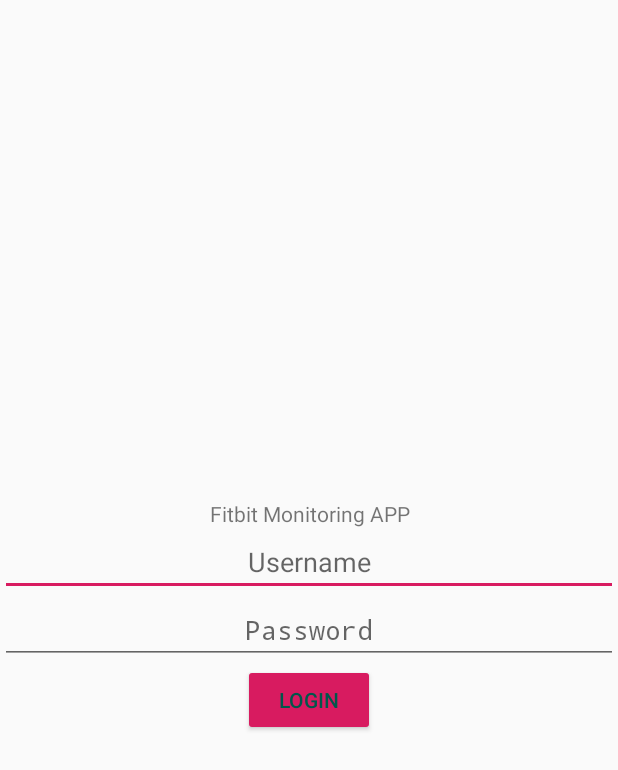
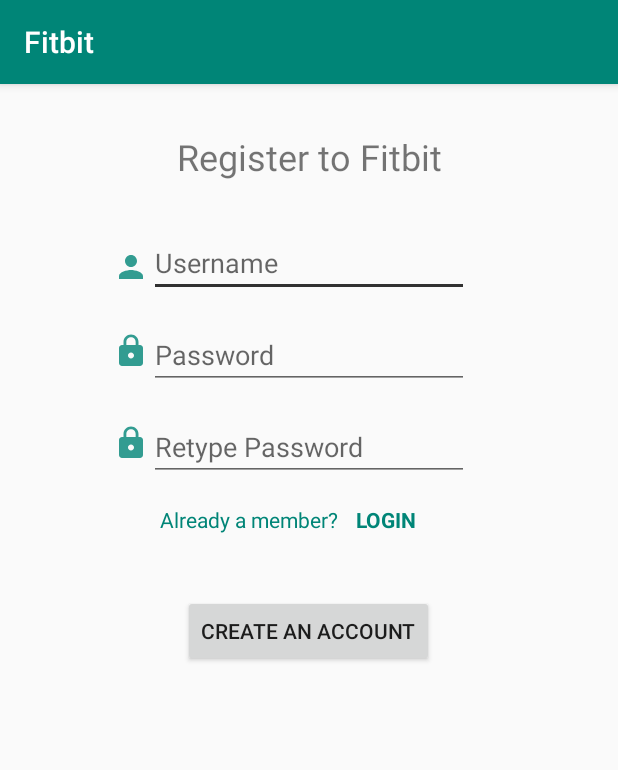
Before and after one commit to CS-UCY-EPL343/winter19.team12, an Android app: the screen it shows after launch (LoginActivity before the commit, SignUpActivity after it), on a phone screen of 412 x 824 dp. Shown: the top 770 px of the screen. Run offline under Robolectric (Android 15) with nearby library versions, the light colour scheme and no system bars.

Commit message:
Android Create Profile #4 - Fix the view of the activity added the logic

```diff
--- a/fitbit-mobile-app/Fitbit/app/build.gradle
+++ b/fitbit-mobile-app/Fitbit/app/build.gradle
@@ -11,6 +11,7 @@
         versionCode 1
         versionName "1.0"
         testInstrumentationRunner "androidx.test.runner.AndroidJUnitRunner"
+        vectorDrawables.useSupportLibrary = true
     }
     buildTypes {
         debug {
@@ -20,6 +21,10 @@
             minifyEnabled false
             proguardFiles getDefaultProguardFile('proguard-android-optimize.txt'), 'proguard-rules.pro'
         }
+    }
+    compileOptions {
+        sourceCompatibility = 1.8
+        targetCompatibility = 1.8
     }
 }
 
--- /dev/null
+++ b/fitbit-mobile-app/Fitbit/app/src/main/java/com/example/fitbit/Urls.java
@@ -0,0 +1,5 @@
+package com.example.fitbit;
+
+public class Urls {
+    public static final String SERVER_URL="http://localhost:80";
+}
--- /dev/null
+++ b/fitbit-mobile-app/Fitbit/app/src/main/res/drawable-anydpi/ic_lock.xml
@@ -0,0 +1,11 @@
+<vector xmlns:android="http://schemas.android.com/apk/res/android"
+    android:width="24dp"
+    android:height="24dp"
+    android:viewportWidth="24"
+    android:viewportHeight="24"
+    android:tint="#008577"
+    android:alpha="0.8">
+    <path
+        android:fillColor="#FF000000"
+        android:pathData="M18,8h-1L17,6c0,-2.76 -2.24,-5 -5,-5S7,3.24 7,6v2L6,8c-1.1,0 -2,0.9 -2,2v10c0,1.1 0.9,2 2,2h12c1.1,0 2,-0.9 2,-2L20,10c0,-1.1 -0.9,-2 -2,-2zM12,17c-1.1,0 -2,-0.9 -2,-2s0.9,-2 2,-2 2,0.9 2,2 -0.9,2 -2,2zM15.1,8L8.9,8L8.9,6c0,-1.71 1.39,-3.1 3.1,-3.1 1.71,0 3.1,1.39 3.1,3.1v2z"/>
+</vector>
--- /dev/null
+++ b/fitbit-mobile-app/Fitbit/app/src/main/res/drawable-anydpi/ic_person.xml
@@ -0,0 +1,11 @@
+<vector xmlns:android="http://schemas.android.com/apk/res/android"
+    android:width="24dp"
+    android:height="24dp"
+    android:viewportWidth="24"
+    android:viewportHeight="24"
+    android:tint="#008577"
+    android:alpha="0.8">
+    <path
+        android:fillColor="#FF000000"
+        android:pathData="M12,12c2.21,0 4,-1.79 4,-4s-1.79,-4 -4,-4 -4,1.79 -4,4 1.79,4 4,4zM12,14c-2.67,0 -8,1.34 -8,4v2h16v-2c0,-2.66 -5.33,-4 -8,-4z"/>
+</vector>
--- a/fitbit-mobile-app/Fitbit/app/src/main/res/layout/activity_sign_up.xml
+++ b/fitbit-mobile-app/Fitbit/app/src/main/res/layout/activity_sign_up.xml
@@ -1,73 +1,162 @@
 <?xml version="1.0" encoding="utf-8"?>
-<ScrollView
-        xmlns:android="http://schemas.android.com/apk/res/android"
-        android:layout_width="fill_parent"
-        android:layout_height="fill_parent"
-        android:fitsSystemWindows="true">
+<androidx.constraintlayout.widget.ConstraintLayout xmlns:android="http://schemas.android.com/apk/res/android"
+        xmlns:app="http://schemas.android.com/apk/res-auto"
+        xmlns:tools="http://schemas.android.com/tools"
+        android:layout_width="match_parent"
+        android:layout_height="match_parent"
+        tools:context=".MainActivity">
 
-    <LinearLayout
-            android:orientation="vertical"
+
+    <ScrollView
+            android:id="@+id/scrollView2"
             android:layout_width="match_parent"
-            android:layout_height="wrap_content"
-            android:paddingTop="56dp"
-            android:paddingLeft="24dp"
-            android:paddingRight="24dp">
+            android:layout_height="match_parent"
+            tools:layout_editor_absoluteX="0dp"
+            tools:layout_editor_absoluteY="0dp">
 
-        <android.support.design.widget.TextInputLayout
+        <androidx.constraintlayout.widget.ConstraintLayout
                 android:layout_width="match_parent"
                 android:layout_height="wrap_content"
-                android:layout_marginTop="8dp"
-                android:layout_marginBottom="8dp">
-            <EditText android:id="@+id/input_name"
-                    android:layout_width="match_parent"
+                app:layout_constraintBottom_toBottomOf="parent"
+                app:layout_constraintEnd_toEndOf="parent"
+                app:layout_constraintStart_toStartOf="parent"
+                app:layout_constraintTop_toTopOf="parent">
+
+            <EditText
+                    android:id="@+id/editTextUsernameSignUp"
+                    android:layout_width="wrap_content"
                     android:layout_height="wrap_content"
-                    android:inputType="textCapWords"
-                    android:hint="@string/username" />
-        </android.support.design.widget.TextInputLayout>
+                    android:layout_marginTop="32dp"
+                    android:autofillHints=""
+                    android:ems="10"
+                    android:hint="@string/username"
+                    android:inputType="textPersonName"
+                    android:textColor="@color/colorPrimary"
+                    android:textColorHighlight="@color/colorPrimaryDark"
+                    android:textColorLink="@color/colorPrimaryDark"
+                    app:layout_constraintEnd_toEndOf="parent"
+                    app:layout_constraintStart_toStartOf="parent"
+                    app:layout_constraintTop_toBottomOf="@+id/textView3" />
 
-        <!-- Email Label -->
-        <android.support.design.widget.TextInputLayout
-                android:layout_width="match_parent"
-                android:layout_height="wrap_content"
-                android:layout_marginTop="8dp"
-                android:layout_marginBottom="8dp">
-            <EditText android:id="@+id/input_email"
-                    android:layout_width="match_parent"
+            <TextView
+                    android:id="@+id/textView3"
+                    android:layout_width="wrap_content"
                     android:layout_height="wrap_content"
-                    android:inputType="textEmailAddress"
-                    android:hint="@string/email" />
-        </android.support.design.widget.TextInputLayout>
+                    android:layout_marginTop="32dp"
+                    android:text="@string/register"
+                    android:textColorHighlight="@color/colorPrimaryDark"
+                    android:textSize="24sp"
+                    app:layout_constraintEnd_toEndOf="parent"
+                    app:layout_constraintStart_toStartOf="parent"
+                    app:layout_constraintTop_toTopOf="parent" />
 
-        <!-- Password Label -->
-        <android.support.design.widget.TextInputLayout
-                android:layout_width="match_parent"
-                android:layout_height="wrap_content"
-                android:layout_marginTop="8dp"
-                android:layout_marginBottom="8dp">
-            <EditText android:id="@+id/input_password"
-                    android:layout_width="match_parent"
+            <EditText
+                    android:id="@+id/editTextPasswordSignUp"
+                    android:layout_width="wrap_content"
                     android:layout_height="wrap_content"
+                    android:layout_marginTop="16dp"
+                    android:autofillHints=""
+                    android:ems="10"
+                    android:hint="@string/password"
                     android:inputType="textPassword"
-                    android:hint="@string/password"/>
-        </android.support.design.widget.TextInputLayout>
+                    android:textColor="@color/colorPrimary"
+                    android:textColorHighlight="@color/colorPrimaryDark"
+                    android:textColorLink="@color/colorPrimaryDark"
+                    app:layout_constraintEnd_toEndOf="parent"
+                    app:layout_constraintStart_toStartOf="parent"
+                    app:layout_constraintTop_toBottomOf="@+id/editTextUsernameSignUp" />
 
-        <!-- Signup Button -->
-        <android.support.v7.widget.AppCompatButton
-                android:id="@+id/btn_signup"
-                android:layout_width="fill_parent"
-                android:layout_height="wrap_content"
-                android:layout_marginTop="24dp"
-                android:layout_marginBottom="24dp"
-                android:padding="12dp"
-                android:text="@string/create_account"/>
+            <EditText
+                    android:id="@+id/editTextRePasswordSignUp"
+                    android:layout_width="wrap_content"
+                    android:layout_height="wrap_content"
+                    android:layout_marginTop="16dp"
+                    android:ems="10"
+                    android:hint="@string/retype_password"
+                    android:importantForAutofill="no"
+                    android:inputType="textPassword"
+                    android:textColor="@color/colorPrimary"
+                    android:textColorHighlight="@color/colorPrimaryDark"
+                    android:textColorLink="@color/colorPrimaryDark"
+                    app:layout_constraintEnd_toEndOf="parent"
+                    app:layout_constraintStart_toStartOf="parent"
+                    app:layout_constraintTop_toBottomOf="@+id/editTextPasswordSignUp" />
 
-        <TextView android:id="@+id/link_login"
-                android:layout_width="fill_parent"
-                android:layout_height="wrap_content"
-                android:layout_marginBottom="24dp"
-                android:text="@string/already_member"
-                android:gravity="center"
-                android:textSize="16dip"/>
+            <Button
+                    android:id="@+id/buttonSignUp"
+                    android:layout_width="wrap_content"
+                    android:layout_height="wrap_content"
+                    android:layout_marginTop="24dp"
+                    android:text="@string/create_account"
+                    app:layout_constraintEnd_toEndOf="parent"
+                    app:layout_constraintHorizontal_bias="0.498"
+                    app:layout_constraintStart_toStartOf="parent"
+                    app:layout_constraintTop_toBottomOf="@+id/linearLayout" />
 
-    </LinearLayout>
-</ScrollView>
+            <LinearLayout
+                    android:id="@+id/linearLayout"
+                    android:layout_width="199dp"
+                    android:layout_height="36dp"
+                    android:layout_marginTop="16dp"
+                    android:orientation="horizontal"
+                    app:layout_constraintEnd_toEndOf="parent"
+                    app:layout_constraintStart_toStartOf="parent"
+                    app:layout_constraintTop_toBottomOf="@+id/editTextRePasswordSignUp">
+
+                <TextView
+                        android:id="@+id/textView5"
+                        android:layout_width="match_parent"
+                        android:layout_height="wrap_content"
+                        android:layout_weight="1"
+                        android:text="@string/already_member"
+                        android:textColor="@color/colorPrimary" />
+
+                <TextView
+                        android:id="@+id/textViewLogin"
+                        android:layout_width="138dp"
+                        android:layout_height="wrap_content"
+                        android:layout_weight="1"
+                        android:clickable="true"
+                        android:text="@string/login_submit"
+                        android:textAllCaps="true"
+                        android:textColor="@color/colorPrimary"
+                        android:textStyle="bold"
+                        android:focusable="true" />
+            </LinearLayout>
+
+            <ImageView
+                    android:id="@+id/imageView"
+                    android:layout_width="wrap_content"
+                    android:layout_height="wrap_content"
+                    android:layout_marginTop="24dp"
+                    android:contentDescription="@string/password"
+                    app:layout_constraintEnd_toStartOf="@+id/editTextPasswordSignUp"
+                    app:layout_constraintTop_toBottomOf="@+id/editTextUsernameSignUp"
+                    app:srcCompat="@drawable/ic_lock" />
+
+            <ImageView
+                    android:layout_width="wrap_content"
+                    android:layout_height="wrap_content"
+                    android:layout_marginTop="24dp"
+                    android:contentDescription="@string/retype_password"
+                    app:layout_constraintEnd_toStartOf="@+id/editTextRePasswordSignUp"
+                    app:layout_constraintTop_toBottomOf="@+id/editTextPasswordSignUp"
+                    app:srcCompat="@drawable/ic_lock" />
+
+            <ImageView
+                    android:id="@+id/imageView3"
+                    android:layout_width="wrap_content"
+                    android:layout_height="wrap_content"
+                    android:layout_marginBottom="32dp"
+                    android:contentDescription="@string/username"
+                    app:layout_constraintBottom_toTopOf="@+id/imageView"
+                    app:layout_constraintEnd_toStartOf="@+id/editTextUsernameSignUp"
+                    app:srcCompat="@drawable/ic_person" />
+
+        </androidx.constraintlayout.widget.ConstraintLayout>
+
+
+    </ScrollView>
+
+
+</androidx.constraintlayout.widget.ConstraintLayout>
--- a/fitbit-mobile-app/Fitbit/app/src/main/res/values/colors.xml
+++ b/fitbit-mobile-app/Fitbit/app/src/main/res/values/colors.xml
@@ -2,5 +2,5 @@
 <resources>
     <color name="colorPrimary">#008577</color>
     <color name="colorPrimaryDark">#00574B</color>
-    <color name="colorAccent">#D81B60</color>
+    <color name="colorAccent">#313131</color>
 </resources>
--- a/fitbit-mobile-app/Fitbit/app/src/main/res/values/strings.xml
+++ b/fitbit-mobile-app/Fitbit/app/src/main/res/values/strings.xml
@@ -15,7 +15,9 @@
     <string name="login_submit">"Login"</string>
     <string name="username">"Username"</string>
     <string name="password">"Password"</string>
+    <string name="retype_password">"Retype Password"</string>
     <string name="email">"Email"</string>
     <string name="create_account">"Create an Account"</string>
-    <string name="already_member">"Already a member? Login"</string>
+    <string name="already_member">"Already a member?"</string>
+    <string name="register">"Register to Fitbit"</string>
 </resources>
--- a/fitbit-mobile-app/Fitbit/build.gradle
+++ b/fitbit-mobile-app/Fitbit/build.gradle
@@ -7,6 +7,7 @@
 
     }
     dependencies {
+
         classpath 'com.android.tools.build:gradle:3.5.3'
 
         // NOTE: Do not place your application dependencies here; they belong
```
Also changed, not shown: fitbit-mobile-app/Fitbit/app/src/main/AndroidManifest.xml (+12 -11 lines), fitbit-mobile-app/Fitbit/app/src/main/java/com/example/fitbit/SignUpActivity.java (+49 -101 lines), fitbit-mobile-app/Fitbit/app/src/main/res/drawable-hdpi/ic_lock.png (added), fitbit-mobile-app/Fitbit/app/src/main/res/drawable-hdpi/ic_person.png (added), fitbit-mobile-app/Fitbit/app/src/main/res/drawable-mdpi/ic_lock.png (added), fitbit-mobile-app/Fitbit/app/src/main/res/drawable-mdpi/ic_person.png (added), fitbit-mobile-app/Fitbit/app/src/main/res/drawable-xhdpi/ic_lock.png (added), fitbit-mobile-app/Fitbit/app/src/main/res/drawable-xhdpi/ic_person.png (added), fitbit-mobile-app/Fitbit/app/src/main/res/drawable-xxhdpi/ic_lock.png (added), fitbit-mobile-app/Fitbit/app/src/main/res/drawable-xxhdpi/ic_person.png (added).
